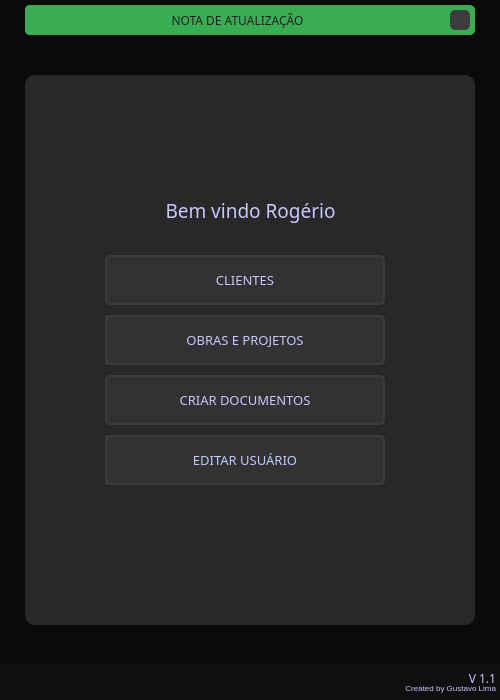
The window that Qt/menu.ui (GLimas99/MakeForms) describes before a commit, drawn with Qt 5.
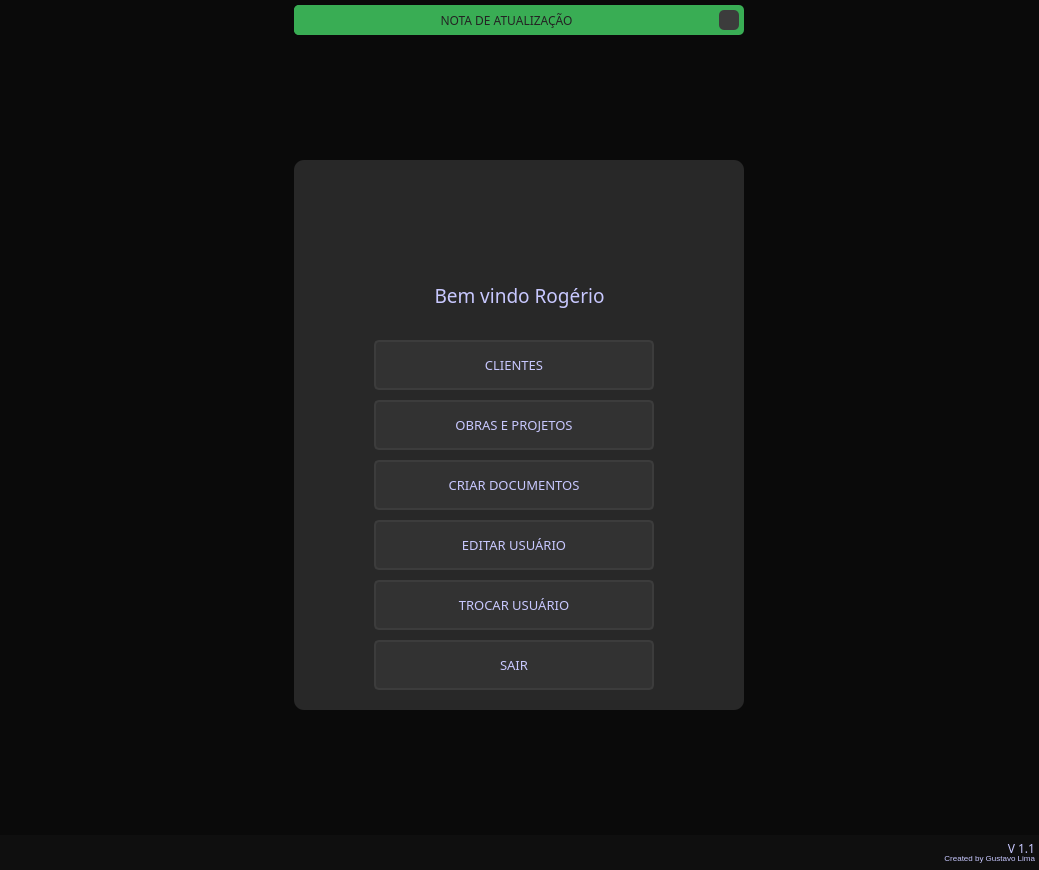
The same window after the commit. Icons and pictures are not drawn.

Commit message: Edit style n table in docx

```diff
--- a/Qt/menu.ui
+++ b/Qt/menu.ui
@@ -6,14 +6,14 @@
    <rect>
     <x>0</x>
     <y>0</y>
-    <width>500</width>
-    <height>700</height>
+    <width>1039</width>
+    <height>870</height>
    </rect>
   </property>
   <property name="minimumSize">
    <size>
-    <width>500</width>
-    <height>700</height>
+    <width>1039</width>
+    <height>870</height>
    </size>
   </property>
   <property name="windowTitle">
@@ -24,6 +24,12 @@
 background-color: rgb(10, 10, 10);</string>
   </property>
   <widget class="QWidget" name="centralwidget">
+   <property name="minimumSize">
+    <size>
+     <width>0</width>
+     <height>0</height>
+    </size>
+   </property>
    <layout class="QVBoxLayout" name="verticalLayout">
     <property name="spacing">
      <number>0</number>
@@ -163,6 +169,12 @@
     </item>
     <item>
      <widget class="QFrame" name="content">
+      <property name="minimumSize">
+       <size>
+        <width>0</width>
+        <height>0</height>
+       </size>
+      </property>
       <property name="styleSheet">
        <string notr="true"/>
       </property>
@@ -175,6 +187,12 @@
       <layout class="QHBoxLayout" name="horizontalLayout">
        <item>
         <widget class="QFrame" name="menu_area">
+         <property name="minimumSize">
+          <size>
+           <width>450</width>
+           <height>550</height>
+          </size>
+         </property>
          <property name="maximumSize">
           <size>
            <width>450</width>
@@ -383,6 +401,80 @@
            <string>EDITAR USUÁRIO</string>
           </property>
          </widget>
+         <widget class="QPushButton" name="btn_edituser_2">
+          <property name="geometry">
+           <rect>
+            <x>80</x>
+            <y>480</y>
+            <width>280</width>
+            <height>50</height>
+           </rect>
+          </property>
+          <property name="font">
+           <font>
+            <family>Quicksand</family>
+            <pointsize>10</pointsize>
+            <weight>50</weight>
+            <bold>false</bold>
+           </font>
+          </property>
+          <property name="styleSheet">
+           <string notr="true">QPushButton{
+	background-color:rgb(50, 50, 50);
+	border:2px solid rgb(60, 60, 60);
+	border-radius:5px;
+}
+QPushButton:hover{
+	background-color:rgb(60, 60, 60);
+	border: 2px solid rgb(70, 70, 70);
+}
+QPushButton:pressed{
+	background-color:rgb(250, 230, 0);
+	border: 2px solid rgb(255, 165, 24);
+	color: rgb(35, 35, 35);
+}</string>
+          </property>
+          <property name="text">
+           <string>SAIR</string>
+          </property>
+         </widget>
+         <widget class="QPushButton" name="btn_edituser_3">
+          <property name="geometry">
+           <rect>
+            <x>80</x>
+            <y>420</y>
+            <width>280</width>
+            <height>50</height>
+           </rect>
+          </property>
+          <property name="font">
+           <font>
+            <family>Quicksand</family>
+            <pointsize>10</pointsize>
+            <weight>50</weight>
+            <bold>false</bold>
+           </font>
+          </property>
+          <property name="styleSheet">
+           <string notr="true">QPushButton{
+	background-color:rgb(50, 50, 50);
+	border:2px solid rgb(60, 60, 60);
+	border-radius:5px;
+}
+QPushButton:hover{
+	background-color:rgb(60, 60, 60);
+	border: 2px solid rgb(70, 70, 70);
+}
+QPushButton:pressed{
+	background-color:rgb(250, 230, 0);
+	border: 2px solid rgb(255, 165, 24);
+	color: rgb(35, 35, 35);
+}</string>
+          </property>
+          <property name="text">
+           <string>TROCAR USUÁRIO</string>
+          </property>
+         </widget>
         </widget>
        </item>
       </layout>
```
The commit also changes 11 other files.
